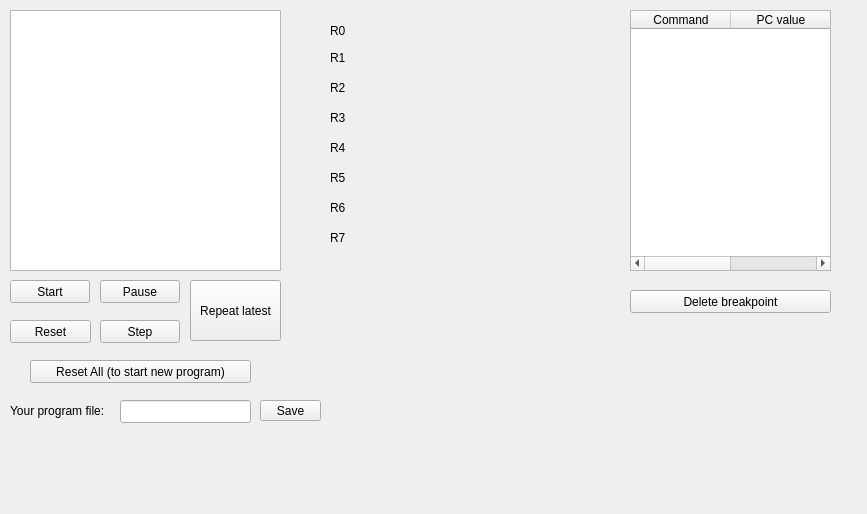
Qt form mainwidget.ui (asnorkin/emulator_pdp11) before a commit.
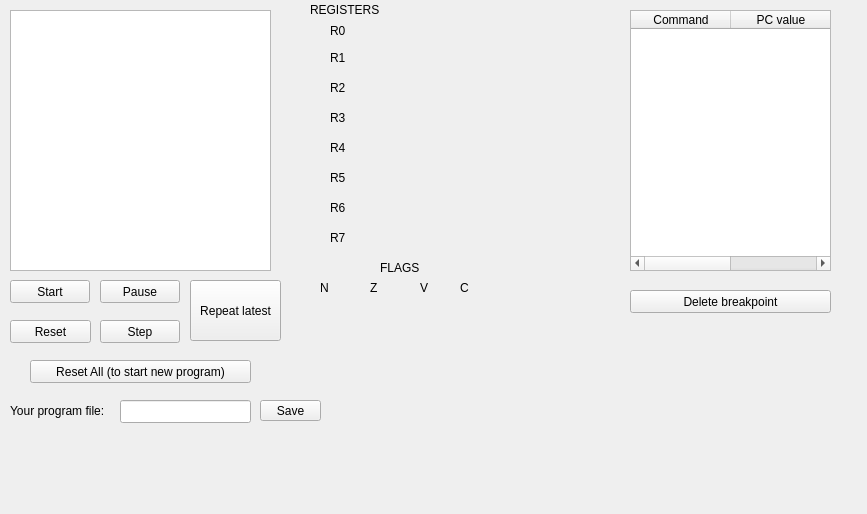
The same form after that commit.

```diff
--- a/mainwidget.ui
+++ b/mainwidget.ui
@@ -65,16 +65,6 @@
     <string>Pause</string>
    </property>
   </widget>
-  <widget class="QGraphicsView" name="graphicsView">
-   <property name="geometry">
-    <rect>
-     <x>10</x>
-     <y>10</y>
-     <width>271</width>
-     <height>261</height>
-    </rect>
-   </property>
-  </widget>
   <widget class="QLabel" name="label">
    <property name="geometry">
     <rect>
@@ -88,19 +78,6 @@
     <string>R0</string>
    </property>
   </widget>
-  <widget class="QLabel" name="label_2">
-   <property name="geometry">
-    <rect>
-     <x>330</x>
-     <y>50</y>
-     <width>59</width>
-     <height>15</height>
-    </rect>
-   </property>
-   <property name="text">
-    <string>R1</string>
-   </property>
-  </widget>
   <widget class="QLabel" name="label_3">
    <property name="geometry">
     <rect>
@@ -405,6 +382,159 @@
     <string>Delete breakpoint</string>
    </property>
   </widget>
+  <widget class="QLabel" name="label_18">
+   <property name="geometry">
+    <rect>
+     <x>380</x>
+     <y>260</y>
+     <width>41</width>
+     <height>16</height>
+    </rect>
+   </property>
+   <property name="text">
+    <string>FLAGS</string>
+   </property>
+  </widget>
+  <widget class="QLabel" name="label_19">
+   <property name="geometry">
+    <rect>
+     <x>310</x>
+     <y>0</y>
+     <width>71</width>
+     <height>20</height>
+    </rect>
+   </property>
+   <property name="text">
+    <string>REGISTERS</string>
+   </property>
+  </widget>
+  <widget class="QLabel" name="label_21">
+   <property name="geometry">
+    <rect>
+     <x>370</x>
+     <y>280</y>
+     <width>16</width>
+     <height>16</height>
+    </rect>
+   </property>
+   <property name="text">
+    <string>Z</string>
+   </property>
+  </widget>
+  <widget class="QLabel" name="label_22">
+   <property name="geometry">
+    <rect>
+     <x>420</x>
+     <y>280</y>
+     <width>16</width>
+     <height>16</height>
+    </rect>
+   </property>
+   <property name="text">
+    <string>V</string>
+   </property>
+  </widget>
+  <widget class="QLabel" name="label_23">
+   <property name="geometry">
+    <rect>
+     <x>460</x>
+     <y>280</y>
+     <width>21</width>
+     <height>16</height>
+    </rect>
+   </property>
+   <property name="text">
+    <string>C</string>
+   </property>
+  </widget>
+  <widget class="QLabel" name="label_24">
+   <property name="geometry">
+    <rect>
+     <x>320</x>
+     <y>310</y>
+     <width>31</width>
+     <height>16</height>
+    </rect>
+   </property>
+   <property name="text">
+    <string/>
+   </property>
+  </widget>
+  <widget class="QLabel" name="label_25">
+   <property name="geometry">
+    <rect>
+     <x>370</x>
+     <y>310</y>
+     <width>31</width>
+     <height>16</height>
+    </rect>
+   </property>
+   <property name="text">
+    <string/>
+   </property>
+  </widget>
+  <widget class="QLabel" name="label_26">
+   <property name="geometry">
+    <rect>
+     <x>420</x>
+     <y>310</y>
+     <width>31</width>
+     <height>16</height>
+    </rect>
+   </property>
+   <property name="text">
+    <string/>
+   </property>
+  </widget>
+  <widget class="QLabel" name="label_27">
+   <property name="geometry">
+    <rect>
+     <x>460</x>
+     <y>310</y>
+     <width>31</width>
+     <height>16</height>
+    </rect>
+   </property>
+   <property name="text">
+    <string/>
+   </property>
+  </widget>
+  <widget class="QGraphicsView" name="graphicsView">
+   <property name="geometry">
+    <rect>
+     <x>10</x>
+     <y>10</y>
+     <width>261</width>
+     <height>261</height>
+    </rect>
+   </property>
+  </widget>
+  <widget class="QLabel" name="label_2">
+   <property name="geometry">
+    <rect>
+     <x>330</x>
+     <y>50</y>
+     <width>16</width>
+     <height>16</height>
+    </rect>
+   </property>
+   <property name="text">
+    <string>R1</string>
+   </property>
+  </widget>
+  <widget class="QLabel" name="label_20">
+   <property name="geometry">
+    <rect>
+     <x>320</x>
+     <y>280</y>
+     <width>16</width>
+     <height>16</height>
+    </rect>
+   </property>
+   <property name="text">
+    <string>N</string>
+   </property>
+  </widget>
  </widget>
  <layoutdefault spacing="6" margin="11"/>
  <resources/>
```
